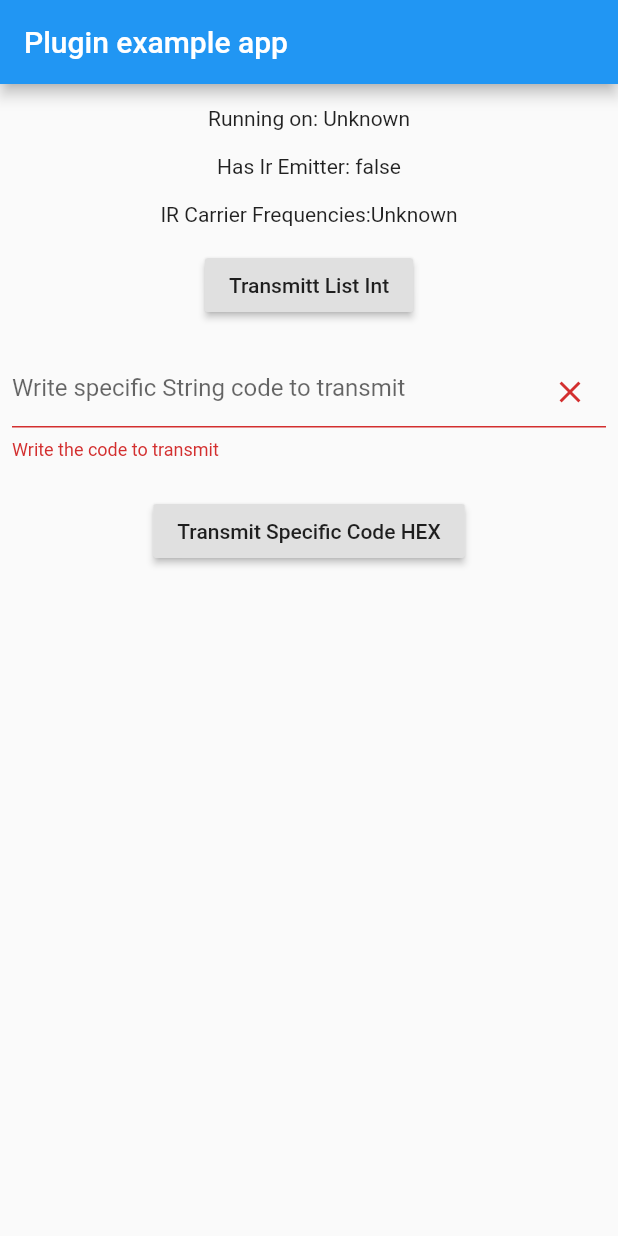
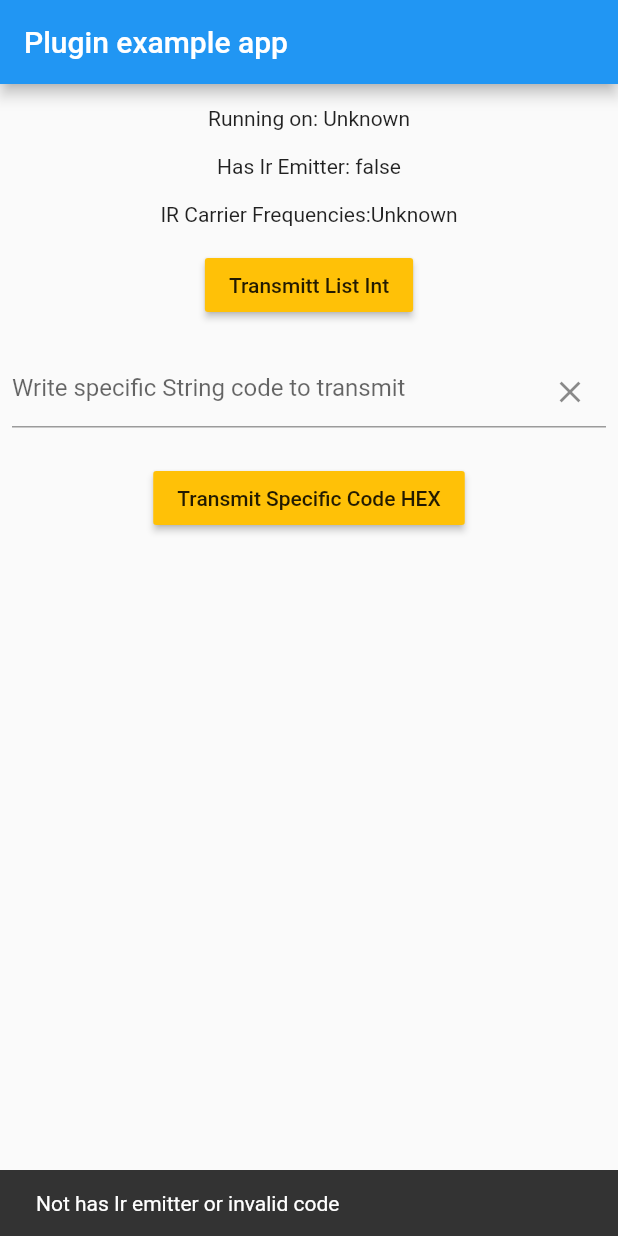
Before and after one commit to yeikel16/ir_sensor_plugin, a Flutter app: the screen it shows after launch, after a tap on "Transmit Specific Code HEX", on a phone screen of 412 x 824 dp. Run offline on Flutter 3.47's test engine with Material 2 defaults, Android fonts, the phone set to English and light mode, and no system bars.

Commit message:
feat: support flutter 3 #6
- improve project structure
- remove ios folders

```diff
--- a/example/lib/main.dart
+++ b/example/lib/main.dart
@@ -1,8 +1,12 @@
-import 'package:flutter/material.dart';
 import 'dart:async';
 
+import 'package:flutter/material.dart';
 import 'package:flutter/services.dart';
+
 import 'package:ir_sensor_plugin/ir_sensor_plugin.dart';
+
+const laskoOnOff =
+    '0000 006D 0000 000C 002E 000E 002E 000E 000E 002E 002E 000E 002E 000E 000E 002E 000E 002E 000E 002E 000E 002E 000E 002E 000E 002E 002E 010D';
 
 void main() {
   runApp(MyApp());
@@ -99,18 +103,25 @@ class _MyAppState extends State<MyApp> {
               Container(
                 height: 15.0,
               ),
-              RaisedButton(
+              MaterialButton(
+                color: Colors.amber,
                 onPressed: () async {
-                  final String result =
-                      await IrSensorPlugin.transmitListInt(list: power);
-                  debugPrint('Emitting  List Int Signal: $result');
+                  if (_hasIrEmitter) {
+                    final String result =
+                        await IrSensorPlugin.transmitListInt(list: power);
+
+                    debugPrint('Emitting  List Int Signal: $result');
+                  } else {
+                    ScaffoldMessenger.of(context).showSnackBar(
+                        SnackBar(content: Text('Not has Ir emitter')));
+                  }
                 },
                 child: Text('Transmitt List Int'),
               ),
               Container(
                 height: 15.0,
               ),
-              FormSpecificCode(),
+              FormSpecificCode(hasIrEmitter: _hasIrEmitter),
             ],
           ),
         ),
@@ -120,10 +131,14 @@ class _MyAppState extends State<MyApp> {
 }
 
 class FormSpecificCode extends StatelessWidget {
+  FormSpecificCode({
+    Key? key,
+    required this.hasIrEmitter,
+  }) : super(key: key);
+
+  final bool hasIrEmitter;
   final _formKey = GlobalKey<FormState>();
   final _textController = TextEditingController();
-  static const power =
-      "0000 006d 0022 0003 00a9 00a8 0015 003f 0015 003f 0015 003f 0015 0015 0015 0015 0015 0015 0015 0015 0015 0015 0015 003f 0015 003f 0015 003f 0015 0015 0015 0015 0015 0015 0015 0015 0015 0015 0015 0015 0015 003f 0015 0015 0015 0015 0015 0015 0015 0015 0015 0015 0015 0015 0015 0040 0015 0015 0015 003f 0015 003f 0015 003f 0015 003f 0015 003f 0015 003f 0015 0702 00a9 00a8 0015 0015 0015 0e6e";
 
   @override
   Widget build(BuildContext context) {
@@ -143,7 +158,7 @@ class FormSpecificCode extends StatelessWidget {
                 ),
                 controller: _textController,
                 validator: (value) {
-                  if (value.isEmpty) {
+                  if (value?.isEmpty ?? true) {
                     return 'Write the code to transmit';
                   }
                   return null;
@@ -154,15 +169,24 @@ class FormSpecificCode extends StatelessWidget {
       Container(
         height: 15.0,
       ),
-      RaisedButton(
+      MaterialButton(
+        color: Colors.amber,
         onPressed: () async {
-          if (_formKey.currentState.validate()) {
+          if (hasIrEmitter && (_formKey.currentState?.validate() ?? false)) {
             final String result = await IrSensorPlugin.transmitString(
                 pattern: _textController.text);
-            if (result.contains('Emitting') && result != null) {
-              Scaffold.of(context).showSnackBar(SnackBar(
-                  content: Text('Broadcasting... ${_textController.text}')));
+            if (result.contains('Emitting')) {
+              ScaffoldMessenger.of(context)
+                ..clearSnackBars()
+                ..showSnackBar(
+                  SnackBar(
+                    content: Text('Broadcasting... ${_textController.text}'),
+                  ),
+                );
             }
+          } else {
+            ScaffoldMessenger.of(context).showSnackBar(
+                SnackBar(content: Text('Not has Ir emitter or invalid code')));
           }
         },
         child: Text('Transmit Specific Code HEX'),
--- a/example/pubspec.yaml
+++ b/example/pubspec.yaml
@@ -6,7 +6,7 @@ description: Demonstrates how to use the ir_sensor_plugin plugin.
 # publish_to: 'none' # Remove this line if you wish to publish to pub.dev
 
 environment:
-  sdk: ">=2.7.0 <3.0.0"
+  sdk: ">=2.18.4 <3.0.0"
 
 dependencies:
   flutter:
```
Also changed, not shown: lib/ir_sensor_plugin.dart (+1 -68 lines), lib/src/ir_sensor_manager.dart (added, +68 -0 lines), pubspec.yaml (+2 -43 lines), 46 other files.
